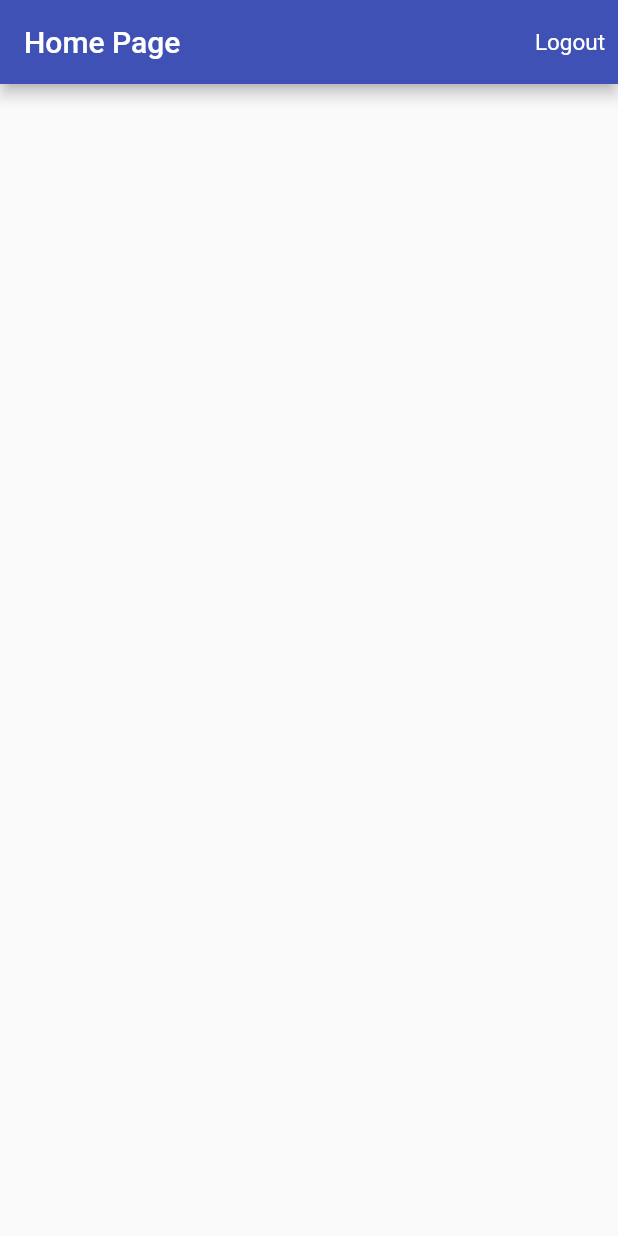
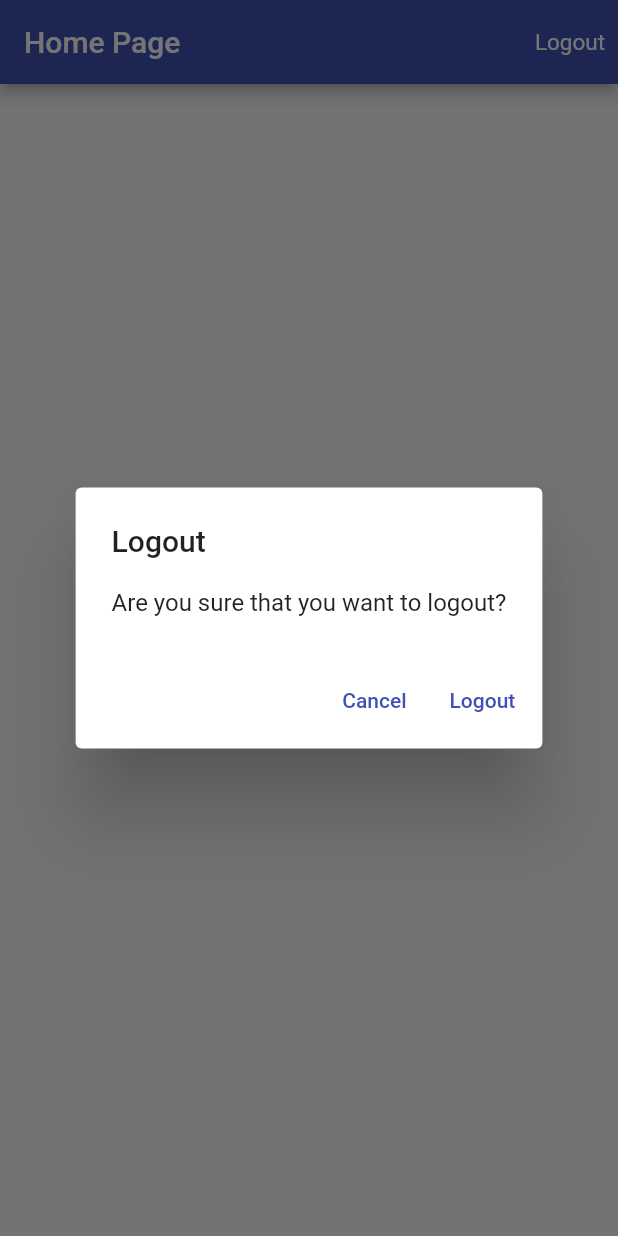
Before and after one commit to danielmolnar/flutter-time-tracker, a Flutter app: the screen it shows once a user with an empty profile is signed in, after a tap on "Logout", on a phone screen of 412 x 824 dp. Run offline on Flutter 3.47's test engine with Material 2 defaults, Android fonts, the phone set to English and light mode, and no system bars; our stand-ins replace firebase_auth, firebase_core, google_sign_in; missing offline and left inert: flutter_login_facebook; accounts and stored records are empty.

Commit message:
added dialog to confirm/dismiss logout

```diff
--- a/lib/app/home_page.dart
+++ b/lib/app/home_page.dart
@@ -1,4 +1,5 @@
 import 'package:flutter/material.dart';
+import 'package:flutter_time_tracker/common_widgets/show_alert_dialog.dart';
 import 'package:flutter_time_tracker/services/auth.dart';
 
 class HomePage extends StatelessWidget {
@@ -10,6 +11,19 @@
       await auth.signOut();
     } catch (e) {
       print(e.toString());
+    }
+  }
+
+  Future<void> _confirmSignOut(BuildContext context) async {
+    final didRequestSignOut = await showAlertDialog(
+      context,
+      title: 'Logout',
+      content: 'Are you sure that you want to logout?',
+      cancelActionText: 'Cancel',
+      defaultActionText: 'Logout',
+    );
+    if (didRequestSignOut == true) {
+      _signOut();
     }
   }
 
@@ -27,7 +41,7 @@
             style: TextButton.styleFrom(
               textStyle: const TextStyle(fontSize: 15),
             ),
-            onPressed: _signOut,
+            onPressed: () => _confirmSignOut(context),
           )
         ],
       ),
--- /dev/null
+++ b/lib/common_widgets/show_alert_dialog.dart
@@ -0,0 +1,48 @@
+import 'dart:io';
+import 'package:flutter/cupertino.dart';
+import 'package:flutter/material.dart';
+
+Future<bool> showAlertDialog(BuildContext context,
+    {@required String title,
+    @required String content,
+    @required String defaultActionText,
+    String cancelActionText}) {
+  if (!Platform.isIOS) {
+    return showDialog(
+      context: context,
+      builder: (context) => AlertDialog(
+        title: Text(title),
+        content: Text(content),
+        actions: <Widget>[
+          if (cancelActionText != null)
+            TextButton(
+              child: Text(cancelActionText),
+              onPressed: () => Navigator.of(context).pop(false),
+            ),
+          TextButton(
+            child: Text(defaultActionText),
+            onPressed: () => Navigator.of(context).pop(true),
+          ),
+        ],
+      ),
+    );
+  }
+  return showCupertinoDialog(
+    context: context,
+    builder: (context) => CupertinoAlertDialog(
+      title: Text(title),
+      content: Text(content),
+      actions: <Widget>[
+        if (cancelActionText != null)
+          CupertinoDialogAction(
+            child: Text(cancelActionText),
+            onPressed: () => Navigator.of(context).pop(false),
+          ),
+        CupertinoDialogAction(
+          child: Text(defaultActionText),
+          onPressed: () => Navigator.of(context).pop(true),
+        ),
+      ],
+    ),
+  );
+}
```
Also changed, not shown: lib/app/sign_in/email_sign_in_form.dart (+7 -1 lines).
